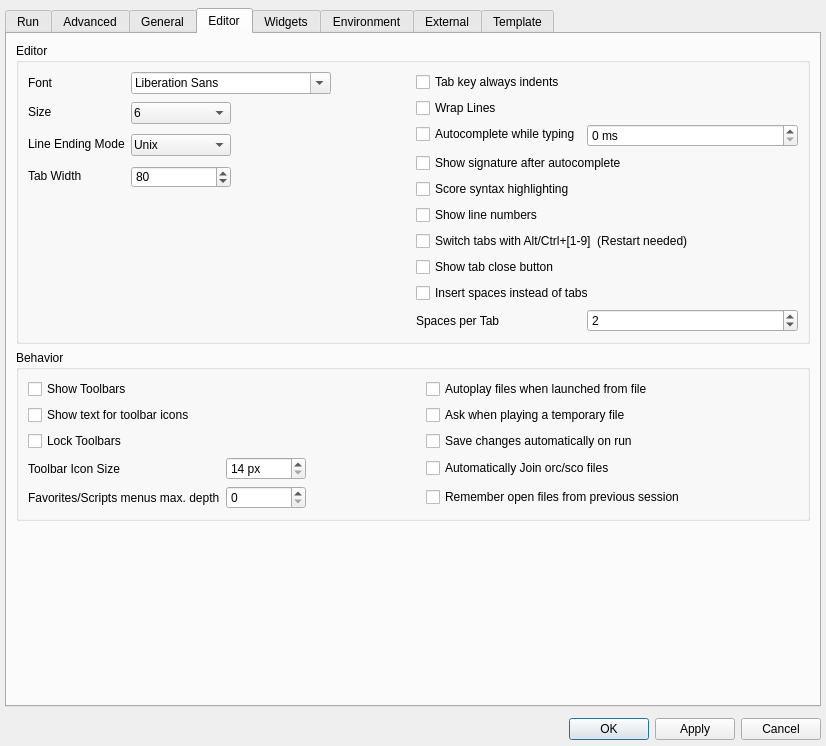
First picture: the form in src/configdialog.ui, repository CsoundQt/CsoundQt, before the edit.
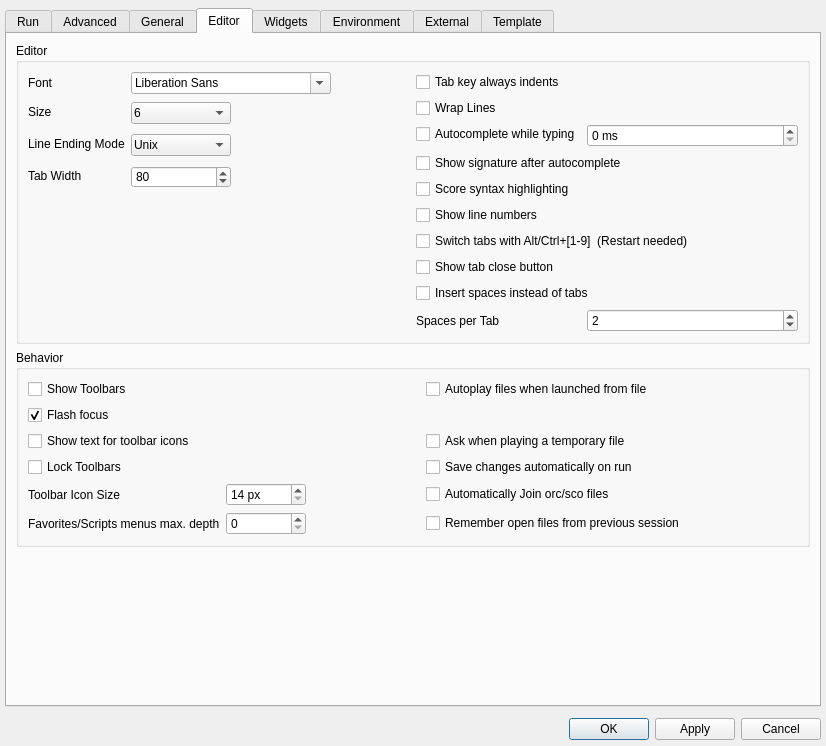
Second picture: the form after the edit. The open tabs and pages were chosen to show the change.

Commit message: Panel focus visibility, inspector focus control, and startup fixes

The edit to the form file:
```diff
--- a/src/configdialog.ui
+++ b/src/configdialog.ui
@@ -2172,6 +2172,19 @@
               <string>Behavior</string>
              </property>
              <layout class="QGridLayout" name="gridLayout_24">
+              <item row="1" column="0">
+               <widget class="QCheckBox" name="flashFocusCheckBox">
+                <property name="toolTip">
+                 <string>Briefly outline the panel that receives keyboard focus</string>
+                </property>
+                <property name="text">
+                 <string>Flash focus</string>
+                </property>
+                <property name="checked">
+                 <bool>true</bool>
+                </property>
+               </widget>
+              </item>
               <item row="10" column="1">
                <widget class="QSpinBox" name="menusDepthSpinBox"/>
               </item>
```
The commit also changes 11 other files.
